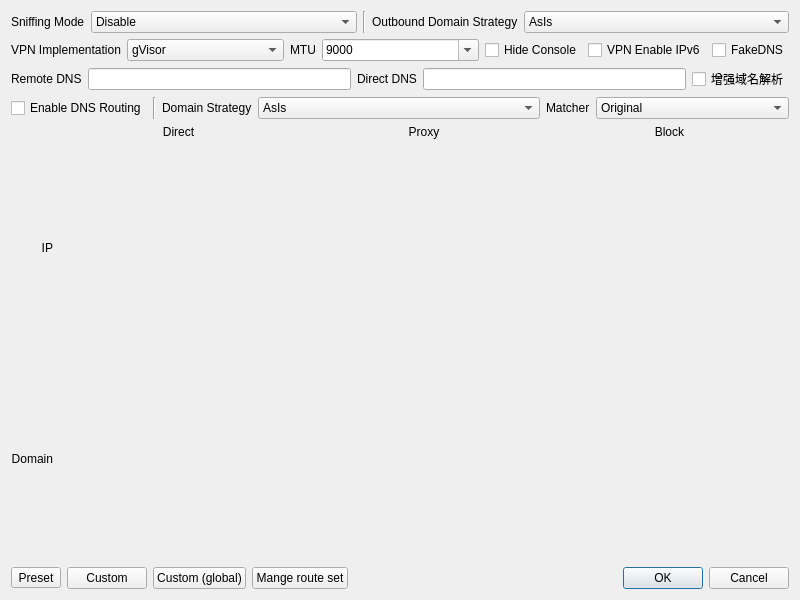
Before: the Qt Designer form ui/dialog_manage_routes.ui in MatsuriDayo/nekoray, drawn with Qt 5.
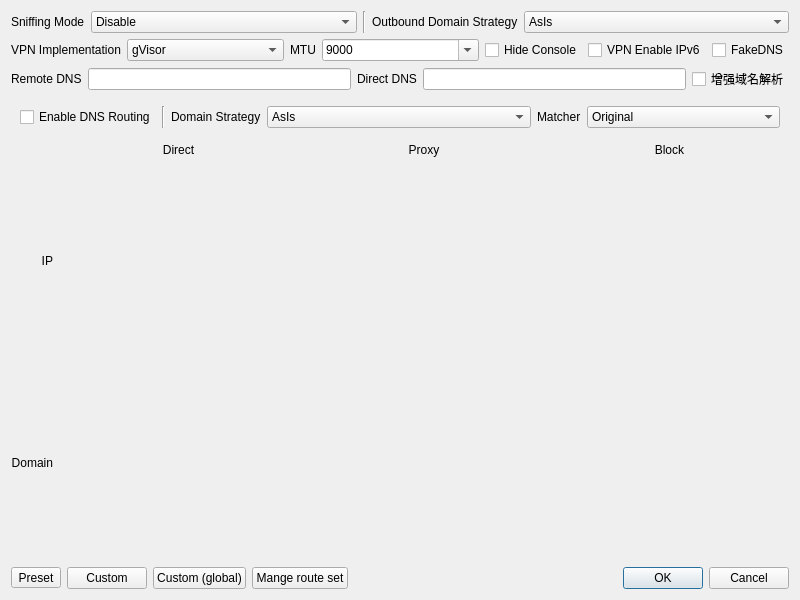
After: the same form once the commit is applied.

```diff
--- a/ui/dialog_manage_routes.ui
+++ b/ui/dialog_manage_routes.ui
@@ -261,7 +261,8 @@
      <item>
       <layout class="QVBoxLayout" name="verticalLayout_2">
        <item>
-        <layout class="QHBoxLayout" name="horizontalLayout_2" stretch="0,0,0,1,0,0">
+        <widget class="QWidget" name="domain_v2ray" native="true">
+         <layout class="QHBoxLayout" name="_2" stretch="0,0,0,1,0,0">
          <item>
           <widget class="QCheckBox" name="dns_routing">
            <property name="sizePolicy">
@@ -333,6 +334,7 @@
           </widget>
          </item>
         </layout>
+        </widget>
        </item>
        <item>
         <layout class="QGridLayout" name="gridLayout_3" rowstretch="0,1,1" columnstretch="0,1,1,1">
```
Left out of the diff: 7 changed lines with no effect on the pictures. Lines whose indentation alone changed are shown as unchanged.
